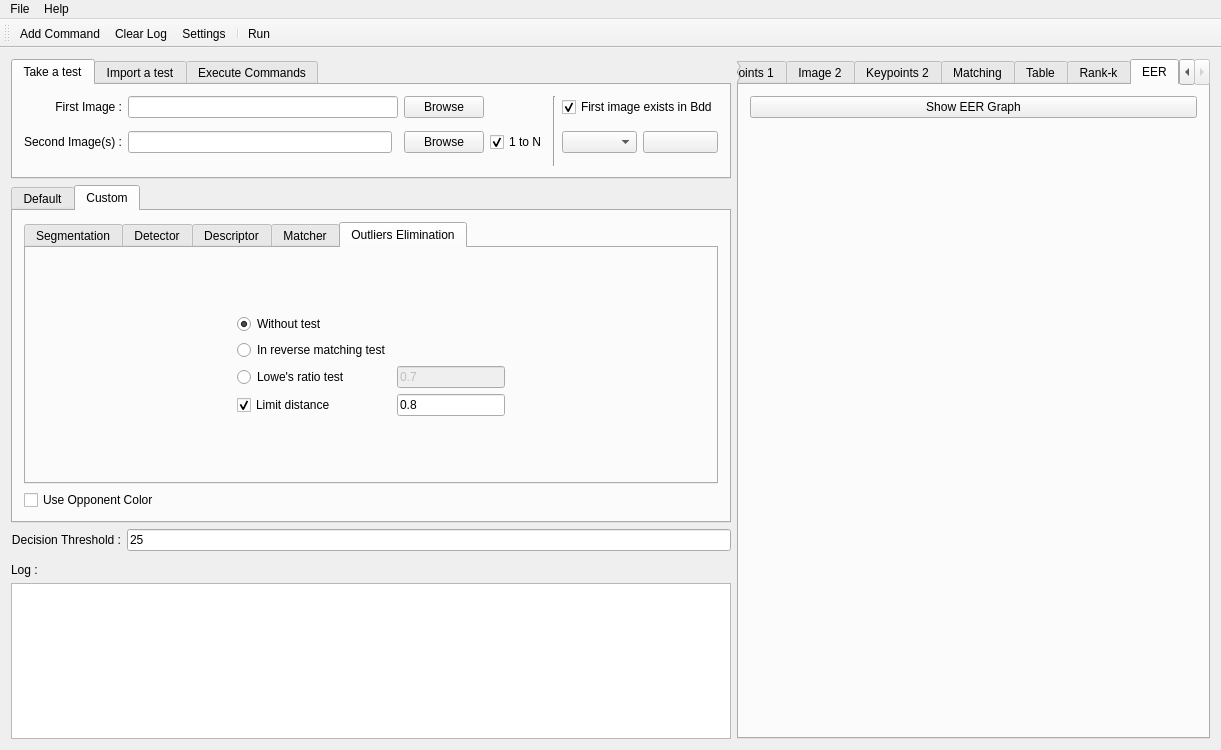
Above: source_code/mainwindow.ui from Aissa94/PFE_Project before the change. Below: the same form after it.
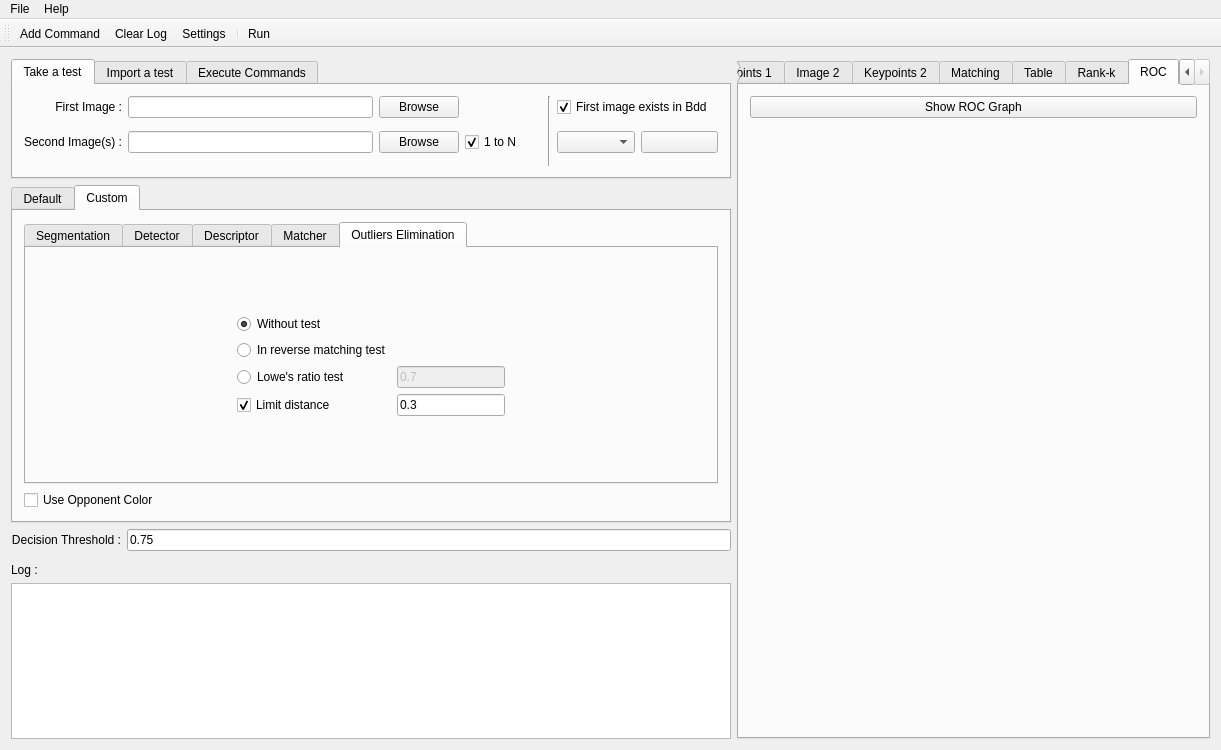
That is the form after the change. The open tabs and pages were chosen to show the change. Icons and pictures are not drawn. Custom widgets are drawn as their Qt base class.

```diff
--- a/source_code/mainwindow.ui
+++ b/source_code/mainwindow.ui
@@ -278,7 +278,7 @@
       </widget>
       <widget class="QWidget" name="viewErrGraph">
        <attribute name="title">
-        <string>EER</string>
+        <string>ROC</string>
        </attribute>
        <layout class="QGridLayout" name="viewEerGraphGridLayoutTab">
         <item row="1" column="0">
@@ -290,7 +290,7 @@
            <cursorShape>PointingHandCursor</cursorShape>
           </property>
           <property name="text">
-           <string>Show EER Graph</string>
+           <string>Show ROC Graph</string>
           </property>
          </widget>
         </item>
@@ -2880,7 +2880,7 @@
                  <string>&lt;html&gt;&lt;head/&gt;&lt;body&gt;&lt;p align=&quot;justify&quot;&gt;Limit distance.&lt;br/&gt;&lt;span style=&quot; font-weight:600;&quot;&gt;Note: &lt;/span&gt;must be &amp;gt; 0&lt;/p&gt;&lt;/body&gt;&lt;/html&gt;</string>
                 </property>
                 <property name="text">
-                 <string>0.8</string>
+                 <string>0.3</string>
                 </property>
                </widget>
               </item>
@@ -2912,7 +2912,7 @@
       <item row="0" column="1">
        <widget class="QLineEdit" name="decisionStageThresholdText">
         <property name="text">
-         <string>25</string>
+         <string>0.75</string>
         </property>
        </widget>
       </item>
@@ -2933,24 +2933,14 @@
           <string>Take a test</string>
          </attribute>
          <layout class="QGridLayout" name="gridLayout_9">
-          <item row="2" column="1">
-           <widget class="QLineEdit" name="secondImgText">
-            <property name="text">
-             <string/>
-            </property>
-            <property name="buddy" stdset="0">
-             <cstring>label_4</cstring>
-            </property>
-           </widget>
-          </item>
-          <item row="2" column="3">
-           <widget class="QPushButton" name="secondImgBtn">
-            <property name="text">
-             <string>Browse</string>
-            </property>
-           </widget>
-          </item>
           <item row="2" column="4">
+           <widget class="QPushButton" name="secondImgBtn">
+            <property name="text">
+             <string>Browse</string>
+            </property>
+           </widget>
+          </item>
+          <item row="2" column="5">
            <widget class="QCheckBox" name="oneToN">
             <property name="enabled">
              <bool>true</bool>
@@ -2989,28 +2979,21 @@
             </property>
            </widget>
           </item>
-          <item row="0" column="1" colspan="2">
-           <widget class="QLineEdit" name="firstImgText">
-            <property name="text">
-             <string/>
-            </property>
-           </widget>
-          </item>
-          <item row="0" column="3">
+          <item row="0" column="4">
            <widget class="QPushButton" name="firstImgBtn">
             <property name="text">
              <string>Browse</string>
             </property>
            </widget>
           </item>
-          <item row="0" column="5" rowspan="5">
+          <item row="0" column="6" rowspan="5">
            <widget class="Line" name="line">
             <property name="orientation">
              <enum>Qt::Vertical</enum>
             </property>
            </widget>
           </item>
-          <item row="2" column="6">
+          <item row="2" column="7">
            <widget class="QComboBox" name="bddImageNames">
             <property name="cursor">
              <cursorShape>PointingHandCursor</cursorShape>
@@ -3020,7 +3003,7 @@
             </property>
            </widget>
           </item>
-          <item row="2" column="7">
+          <item row="2" column="8">
            <widget class="QPushButton" name="refreshBddImageNames">
             <property name="cursor">
              <cursorShape>PointingHandCursor</cursorShape>
@@ -3036,7 +3019,7 @@
             </property>
            </widget>
           </item>
-          <item row="0" column="6" colspan="2">
+          <item row="0" column="7" colspan="2">
            <widget class="QCheckBox" name="imageExistsInBdd">
             <property name="cursor">
              <cursorShape>PointingHandCursor</cursorShape>
@@ -3049,6 +3032,23 @@
             </property>
            </widget>
           </item>
+          <item row="2" column="1" colspan="3">
+           <widget class="QLineEdit" name="secondImgText">
+            <property name="text">
+             <string/>
+            </property>
+            <property name="buddy" stdset="0">
+             <cstring>label_4</cstring>
+            </property>
+           </widget>
+          </item>
+          <item row="0" column="1" colspan="3">
+           <widget class="QLineEdit" name="firstImgText">
+            <property name="text">
+             <string/>
+            </property>
+           </widget>
+          </item>
          </layout>
         </widget>
         <widget class="QWidget" name="tab">
```
Left out of the diff: 7 changed lines with no effect on the pictures.
